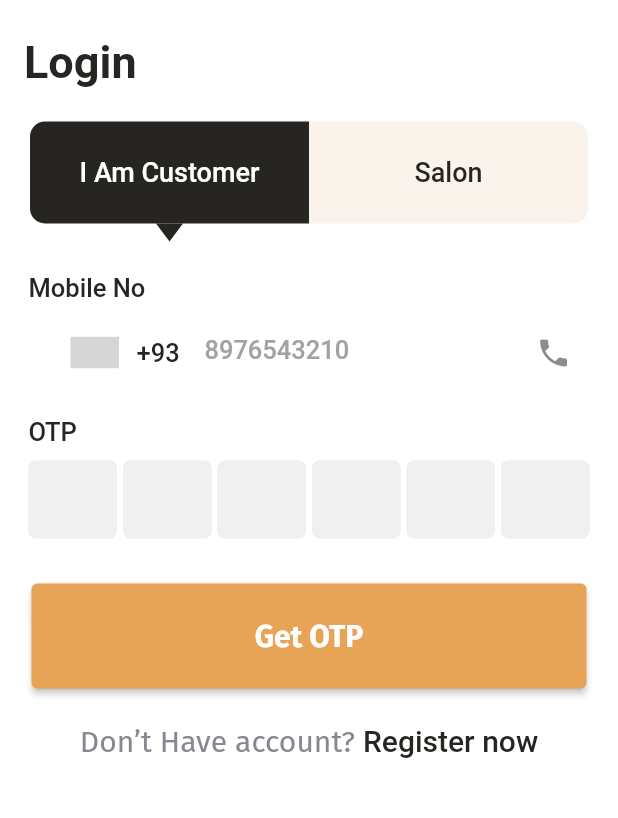
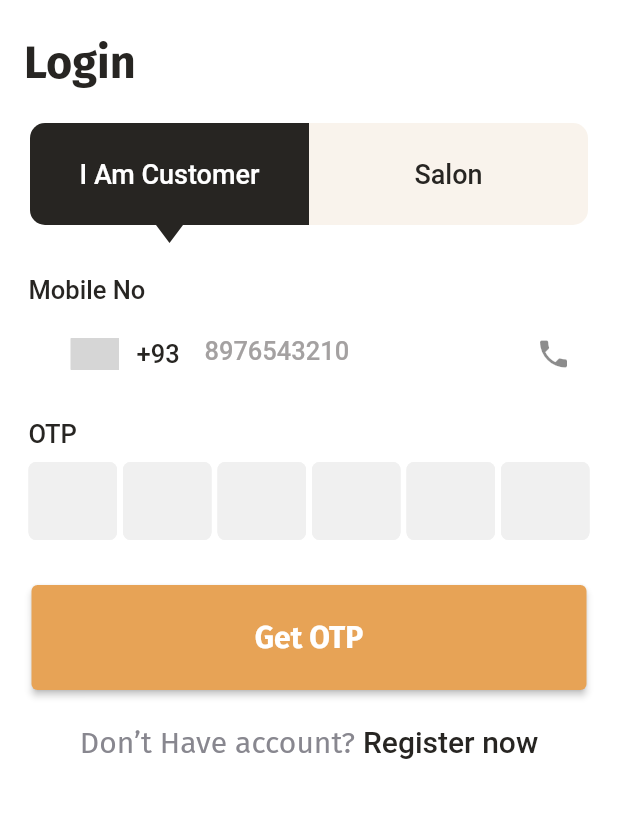
Before and after one commit to areebmomin/salon-hub-in-flutter, a Flutter app: the screen it shows after launch, on a phone screen of 412 x 824 dp, the part 108-926 px from its top. Run offline on Flutter 3.47's test engine with Material 2 defaults, Android fonts, the phone set to English and light mode, and no system bars; drawn by our look-alikes of intl_phone_number_input, otp_text_field; our stand-ins replace cloud_firestore, email_validator, equatable, firebase_auth, firebase_core, firebase_storage and 4 more; missing offline and left inert: time_range_picker; accounts and stored records are empty; generated files the repository leaves out were written again; project files that could hold a hidden picture were left out; grey boxes are pictures that could not be loaded.

Commit message:
remove repeated heading text style

```diff
--- a/lib/auth/widgets/login_heading.dart
+++ b/lib/auth/widgets/login_heading.dart
@@ -9,11 +9,7 @@ class LoginHeading extends StatelessWidget {
       padding: EdgeInsets.only(left: 16, top: 24),
       child: Text(
         Strings.login,
-        style: TextStyle(
-          fontSize: 30,
-          fontWeight: FontWeight.w700,
-          color: AppColors.headingTextColor,
-        ),
+        style: TextStyleConstants.pageHeading,
       ),
     );
   }
--- a/lib/utils/widget_helpers.dart
+++ b/lib/utils/widget_helpers.dart
@@ -56,4 +56,11 @@ class TextStyleConstants {
     fontSize: 20,
     fontWeight: FontWeight.w500,
   );
+
+  static const pageHeading = TextStyle(
+    fontWeight: FontWeight.w700,
+    fontSize: 30,
+    color: AppColors.headingTextColor,
+    fontFamily: Strings.firaSans,
+  );
 }
```
Also changed, not shown: lib/auth/saloon_auth/saloon_registration/business_details_page/widgets/business_details_heading.dart (+1 -6 lines), lib/auth/saloon_auth/saloon_registration/verify_business_page/widgets/verify_business_heading.dart (+1 -6 lines), lib/auth/user_auth/user_registration/user_registration_otp_page/widgets/heading_verify_otp.dart (+1 -6 lines), lib/auth/user_auth/user_registration/user_registration_page/widgets/heading_user_registration.dart (+1 -6 lines).
